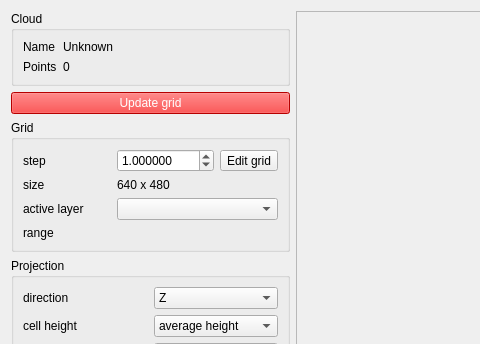
Above: qCC/ui_templates/rasterizeDlg.ui from CloudCompare/CloudCompare before the change; both pictures show x 0 to 480 and y 0 to 344 of the 1000 by 905 pixel window. Below: the same form after it.
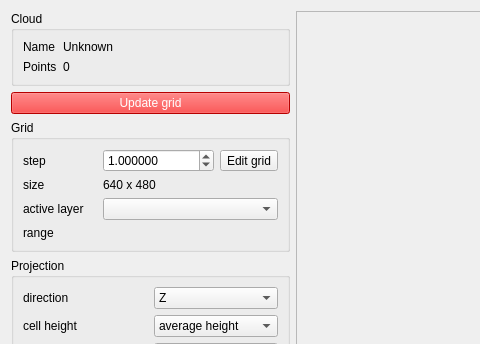
That is the form after the change.

Commit message: Rasterize tool: the grid step bounds have been widened (between 1E-5 and 1E+5)

What changed in the file:
```diff
--- a/qCC/ui_templates/rasterizeDlg.ui
+++ b/qCC/ui_templates/rasterizeDlg.ui
@@ -126,10 +126,10 @@
               <number>6</number>
              </property>
              <property name="minimum">
-              <double>0.001000000000000</double>
+              <double>0.000010000000000</double>
              </property>
              <property name="maximum">
-              <double>1000.000000000000000</double>
+              <double>100000.000000000000000</double>
              </property>
              <property name="singleStep">
               <double>0.001000000000000</double>
```
Left out of the diff: 33 changed lines with no effect on the pictures. The commit also changes 1 other file.
